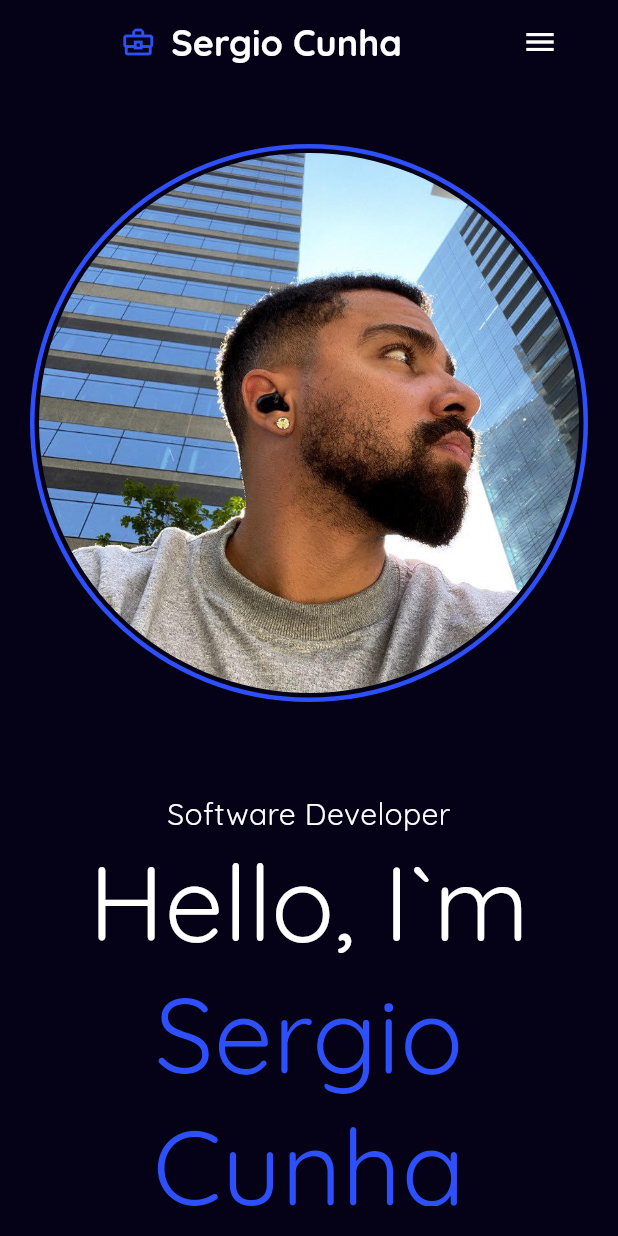
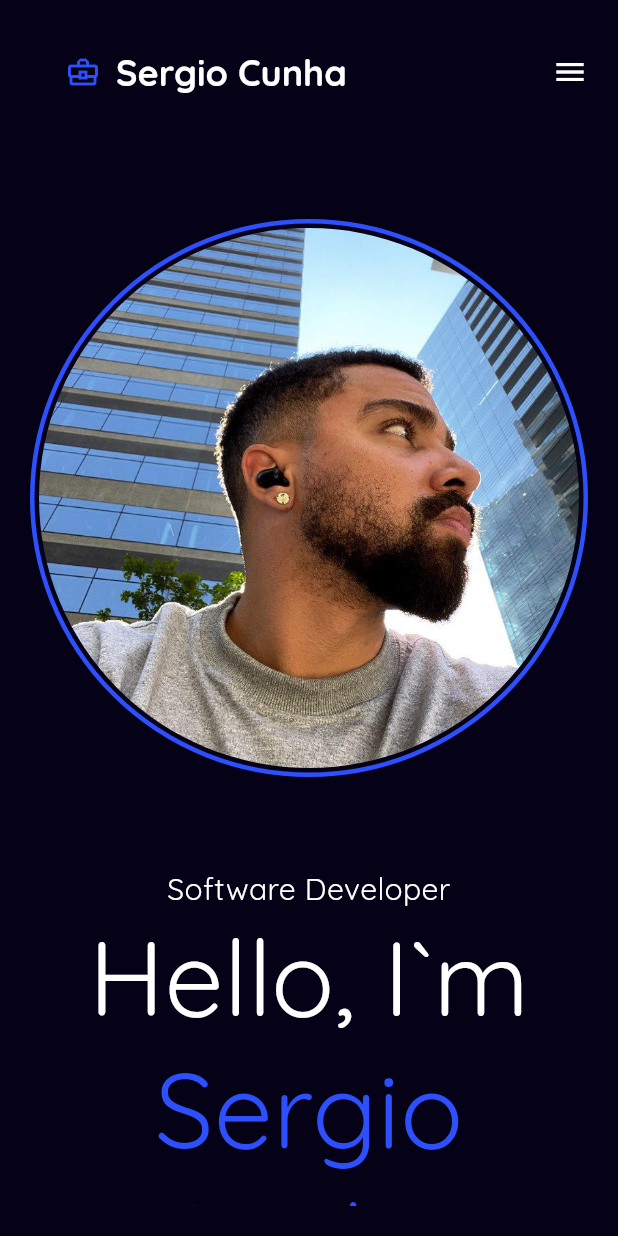
Before and after one commit to zergiocunha/zergiocunha_net, a Flutter app: the screen it shows after launch, on a phone screen of 412 x 824 dp. Run offline on Flutter 3.47's test engine with Material 3 defaults, Android fonts, the phone set to English and light mode, and no system bars; our stand-ins replace google_fonts; missing offline and left inert: dart:js, flutter_animate_on_scroll; generated files the repository leaves out were written again.

Commit message:
Ajsutes na appbar e botoes

```diff
--- a/lib/layers/presentation/home/home_page.dart
+++ b/lib/layers/presentation/home/home_page.dart
@@ -20,20 +20,25 @@ class HomePage extends StatelessWidget {
   Widget build(BuildContext context) {
     return LayoutBuilder(
       builder: (context, constraints) {
-        bool isWideScreen = constraints.maxWidth >= 800;
+        bool isWideScreen = constraints.maxWidth >= 750;
 
         return Scaffold(
           backgroundColor: AppColors.pastelDarkBlue,
-          appBar: CustomAppBar(
-            isWideScreen: isWideScreen,
-          ),
           body: isWideScreen
               ? Padding(
                   padding: const EdgeInsets.all(40.0),
-                  child: SingleChildScrollView(
-                    child: Column(
-                      crossAxisAlignment: CrossAxisAlignment.center,
-                      mainAxisAlignment: MainAxisAlignment.start,
+                  child: NestedScrollView(
+                    headerSliverBuilder:
+                        (BuildContext context, bool innerBoxIsScrolled) {
+                      return [
+                        CustomAppBar(
+                          isWideScreen: isWideScreen,
+                        ),
+                      ];
+                    },
+                    body: Padding(
+                      padding: const EdgeInsets.only(top: 50),
+                      child: ListView(
                         children: [
                           Row(
                             mainAxisAlignment: MainAxisAlignment.spaceAround,
@@ -43,7 +48,8 @@ class HomePage extends StatelessWidget {
                                 child: Container(
                                   child: Column(
                                     mainAxisAlignment: MainAxisAlignment.start,
-                                  crossAxisAlignment: CrossAxisAlignment.start,
+                                    crossAxisAlignment:
+                                        CrossAxisAlignment.start,
                                     children: [
                                       Text(
                                         "Software Developer",
@@ -56,7 +62,8 @@ class HomePage extends StatelessWidget {
                                           children: [
                                             TextSpan(
                                               text: "Sergio Cunha",
-                                            style: AppTextStyles.bodyText1blue,
+                                              style:
+                                                  AppTextStyles.bodyText1blue,
                                             ),
                                           ],
                                         ),
@@ -122,11 +129,25 @@ class HomePage extends StatelessWidget {
                         ],
                       ),
                     ),
+                  ),
                 )
               : Padding(
                   padding: const EdgeInsets.all(20.0),
-                  child: SingleChildScrollView(
-                    child: Column(
+                  child: NestedScrollView(
+                    headerSliverBuilder:
+                        (BuildContext context, bool innerBoxIsScrolled) {
+                      return [
+                        CustomAppBar(
+                          isWideScreen: isWideScreen,
+                        ),
+                        // SliverAppBar(
+                        //   title: Text("TESTE"),
+                        // )
+                      ];
+                    },
+                    body: Padding(
+                      padding: const EdgeInsets.only(top: 50),
+                      child: ListView(
                         children: [
                           Container(
                             decoration: BoxDecoration(
@@ -197,6 +218,7 @@ class HomePage extends StatelessWidget {
                       ),
                     ),
                   ),
+                ),
         );
       },
     );
```
Also changed, not shown: lib/layers/presentation/widgets/custom_app_bar.dart (+75 -13 lines). Lines whose indentation alone changed are shown as unchanged.
